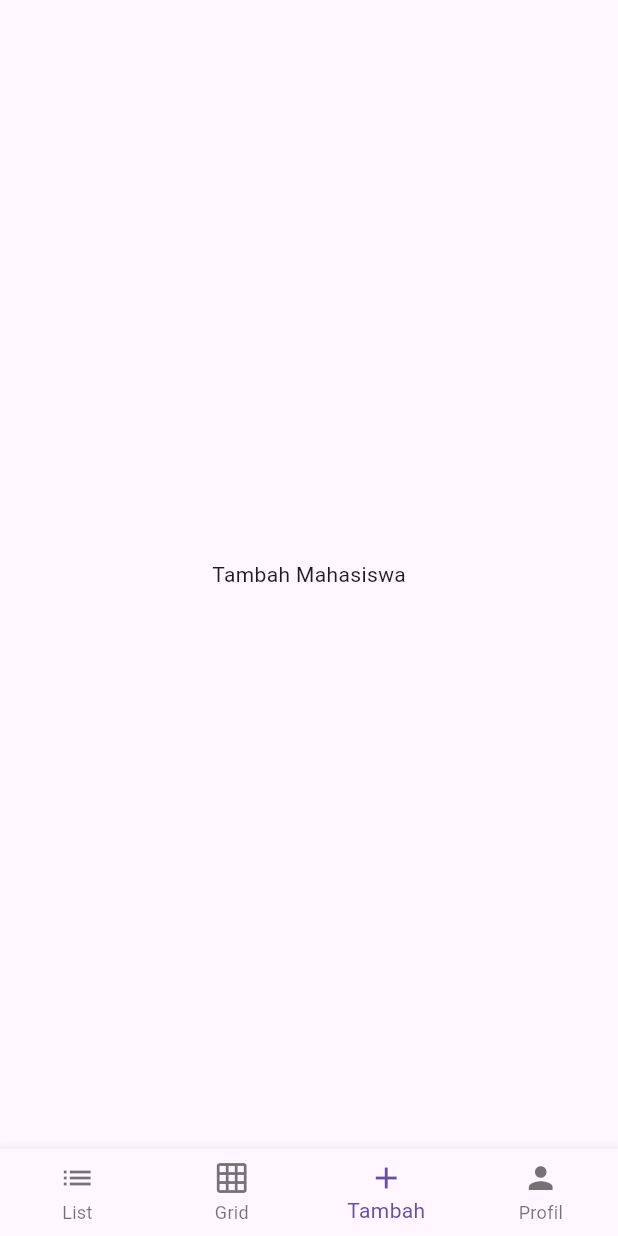
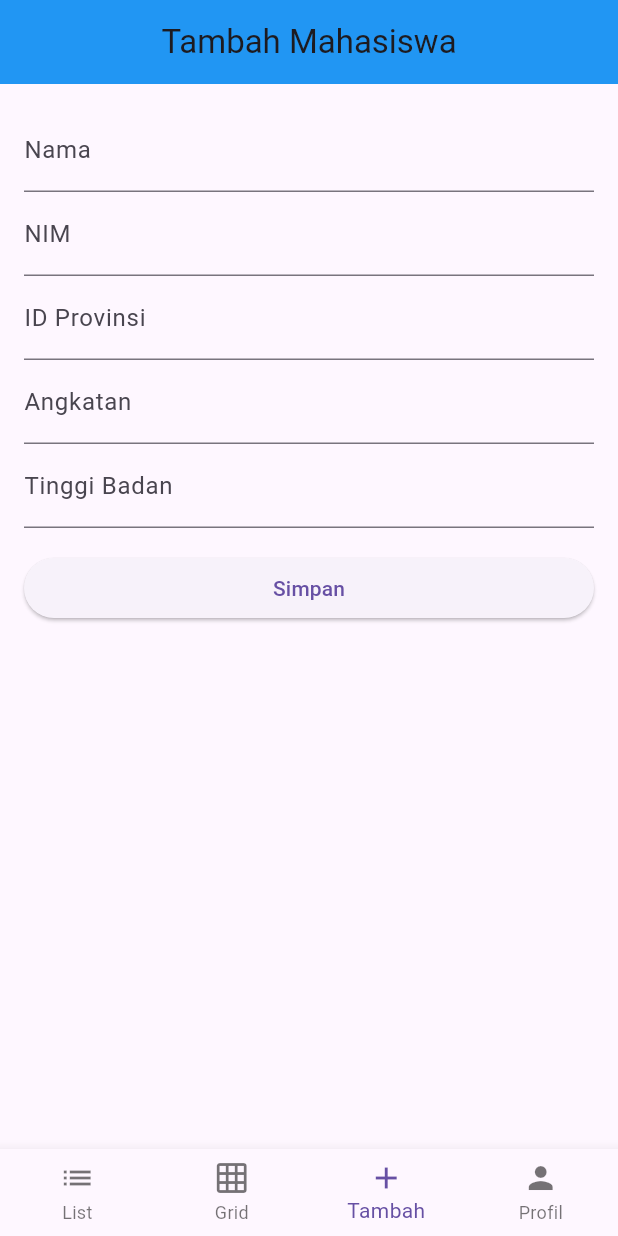
Before and after one commit to masadji12/mahasiswa-connect-flutter-fastapi, a Flutter app: the screen it shows after launch, item 3 of the bottom bar chosen, on a phone screen of 412 x 824 dp. Run offline on Flutter 3.47's test engine with Material 3 defaults, Android fonts, the light colour scheme and no system bars; network calls fail.

Commit message:
Create tambah_mahasiswa.dart

```diff
--- a/flutter_mahasiswa/lib/main.dart
+++ b/flutter_mahasiswa/lib/main.dart
@@ -1,6 +1,7 @@
 import 'package:flutter/material.dart';
 import 'package:flutter_mahasiswa/pages/grid_mahasiswa_page.dart';
 import 'package:flutter_mahasiswa/pages/list_mahasiswa_page.dart';
+import 'package:flutter_mahasiswa/pages/tambah_mahasiswa_page.dart';
 
 void main() {
   runApp(const MyApp());
@@ -34,7 +35,7 @@ class _BottomNavPageState extends State<BottomNavPage> {
   final List<Widget> _pages = [
     ListMahasiswaPage(),
     GridMahasiswaPage(),
-    Center(child: Text('Tambah Mahasiswa')),
+    TambahMahasiswaPage(),
     Center(child: Text('Profil')),
   ];
 
--- a/flutter_mahasiswa/lib/pages/detail_mahasiswa_page.dart
+++ b/flutter_mahasiswa/lib/pages/detail_mahasiswa_page.dart
@@ -29,6 +29,7 @@ class DetailMahasiswaPage extends StatelessWidget {
 
             Text('Nama: ${mahasiswa.nama}', style: TextStyle(fontSize: 20),),
             Text('NIM: ${mahasiswa.nim}', style: TextStyle(fontSize: 20),),
+            Text('ID Provinsi: ${mahasiswa.id_prov}', style: TextStyle(fontSize: 20),),
             Text('Angkatan: ${mahasiswa.angkatan}', style: TextStyle(fontSize: 20),),
             Text('Tinggi Badan: ${mahasiswa.tinggi_badan} cm', style: TextStyle(fontSize: 20),),
 
--- /dev/null
+++ b/flutter_mahasiswa/lib/pages/tambah_mahasiswa_page.dart
@@ -0,0 +1,101 @@
+import 'package:flutter/material.dart';
+import 'package:flutter_mahasiswa/services/api_services.dart';
+import '../models/mahasiswa.dart';
+import '../services/api_services.dart';
+import 'detail_mahasiswa_page.dart';
+
+class TambahMahasiswaPage extends StatefulWidget {
+  const TambahMahasiswaPage({super.key});
+
+  @override
+  State<TambahMahasiswaPage> createState() => _TambahMahasiswaPageState();
+}
+
+class _TambahMahasiswaPageState extends State<TambahMahasiswaPage> {
+  final _formKey = GlobalKey<FormState>();
+  final TextEditingController _namaController = TextEditingController();
+  final TextEditingController _nimController = TextEditingController();
+  final TextEditingController _idProvController = TextEditingController();
+  final TextEditingController _angkatanController = TextEditingController();
+  final TextEditingController _tinggiBadanController = TextEditingController();
+
+  void _simpanData() async {
+    if (_formKey.currentState!.validate()) {
+      final mahasiswaBaru = {
+        'nama': _namaController.text,
+        'nim': _nimController.text,
+        'id_prov': _idProvController.text,
+        'angkatan': _angkatanController.text,
+        'tinggi_badan': int.tryParse(_tinggiBadanController.text) ?? 0,
+      };
+
+      final response = await ApiServices.addMahasiswa(mahasiswaBaru);
+
+      if (response != null) {
+        Mahasiswa mahasiswa = Mahasiswa.fromJson(response);
+
+        // Navigasi ke halaman detail setelah berhasil simpan
+        if (mounted) {
+          Navigator.push(
+            context,
+            MaterialPageRoute(
+              builder: (context) => DetailMahasiswaPage(mahasiswa: mahasiswa),
+            ),
+          );
+        }
+      } else {
+        ScaffoldMessenger.of(context).showSnackBar(
+          const SnackBar(content: Text('Gagal menyimpan data.')),
+        );
+      }
+    }
+  }
+
+  @override
+  Widget build(BuildContext context) {
+    return Scaffold(
+      appBar: AppBar(title: Center(child: const Text('Tambah Mahasiswa')), backgroundColor: Colors.blue,),
+      body: Padding(
+        padding: const EdgeInsets.all(16.0),
+        child: Form(
+          key: _formKey,
+          child: ListView(
+            children: [
+              TextFormField(
+                controller: _namaController,
+                decoration: const InputDecoration(labelText: 'Nama'),
+                validator: (value) => value!.isEmpty ? 'Nama wajib diisi' : null,
+              ),
+              TextFormField(
+                controller: _nimController,
+                decoration: const InputDecoration(labelText: 'NIM'),
+                validator: (value) => value!.isEmpty ? 'NIM wajib diisi' : null,
+              ),
+              TextFormField(
+                controller: _idProvController,
+                decoration: const InputDecoration(labelText: 'ID Provinsi'),
+                validator: (value) => value!.isEmpty ? 'ID Provinsi wajib diisi' : null,
+              ),
+              TextFormField(
+                controller: _angkatanController,
+                decoration: const InputDecoration(labelText: 'Angkatan'),
+                validator: (value) => value!.isEmpty ? 'Angkatan wajib diisi' : null,
+              ),
+              TextFormField(
+                controller: _tinggiBadanController,
+                decoration: const InputDecoration(labelText: 'Tinggi Badan'),
+                keyboardType: TextInputType.number,
+                validator: (value) => value!.isEmpty ? 'Tinggi badan wajib diisi' : null,
+              ),
+              const SizedBox(height: 16),
+              ElevatedButton(
+                onPressed: _simpanData,
+                child: const Text('Simpan'),
+              ),
+            ],
+          ),
+        ),
+      ),
+    );
+  }
+}
```
Also changed, not shown: flutter_mahasiswa/lib/services/api_services.dart (+14 -0 lines).
